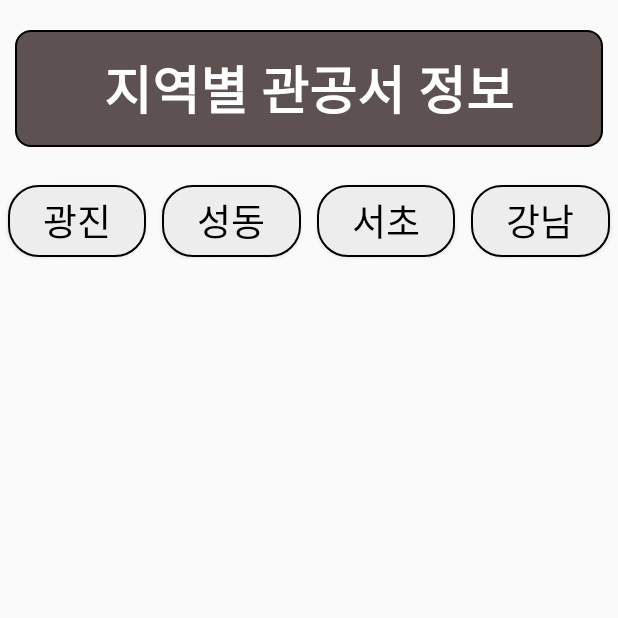
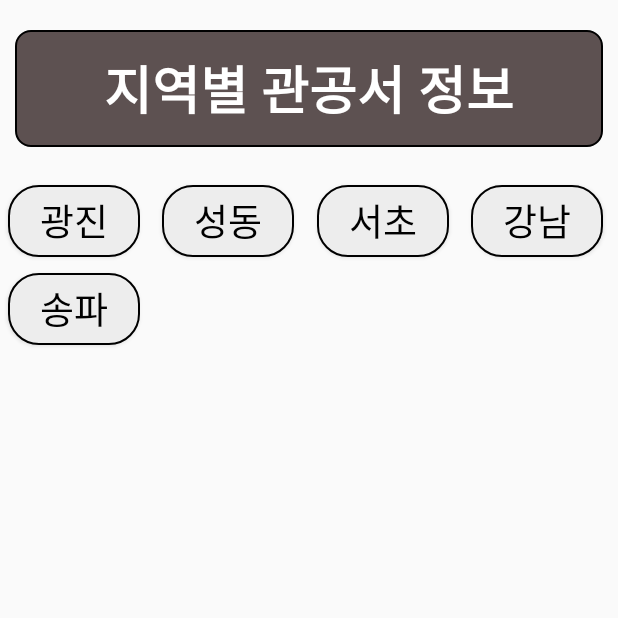
Before and after one commit to RobertHan96/SeoulGovOfficeInfo, an Android app: the OfficeLocationsActivity screen opened directly, with no data from a screen before it, on a phone screen of 412 x 824 dp, the top half of it. Run offline under Robolectric (Android 15) with nearby library versions, the phone set to English and light mode, and no system bars.

Commit message:
4th commit : 리사이클러뷰 커스텀 레이아웃 적용

```diff
--- a/app/build.gradle
+++ b/app/build.gradle
@@ -27,7 +27,7 @@ android {
 
 dependencies {
     //noinspection GradleCompatible
-    implementation 'com.android.support:recyclerview-v7:26.0.0'
+    implementation 'com.android.support:recyclerview-v7:28.0.0'
     implementation 'com.naver.maps:map-sdk:3.8.0'
     implementation fileTree(dir: 'libs', include: ['*.jar'])
     implementation "org.jetbrains.kotlin:kotlin-stdlib-jdk7:$kotlin_version"
--- a/app/src/main/java/com/studiohana/seoulgovofficeinfo/OfficeLocationsActivity.kt
+++ b/app/src/main/java/com/studiohana/seoulgovofficeinfo/OfficeLocationsActivity.kt
@@ -1,8 +1,11 @@
 package com.studiohana.seoulgovofficeinfo
 
 import android.os.Bundle
+import android.util.Log
+import android.widget.Toast
 import androidx.recyclerview.widget.GridLayoutManager
 import androidx.recyclerview.widget.LinearLayoutManager
+import androidx.recyclerview.widget.RecyclerView
 import com.studiohana.seoulgovofficeinfo.adapters.OfficeAdapters
 import com.studiohana.seoulgovofficeinfo.datas.Office
 import kotlinx.android.synthetic.main.activity_office_locations.*
@@ -31,19 +34,22 @@ class OfficeLocationsActivity : BaseActivity() {
         officeList.add(Office("강남", "02-450-1500","서울시 광진구 자양동", "www.naver.com", 37.5, 2.4))
         officeList.add(Office("송파", "02-450-1500","서울시 광진구 자양동", "www.naver.com", 37.5, 2.4))
 
-        mOfficeAdapter = OfficeAdapters(mContext, officeList)
+        mOfficeAdapter = OfficeAdapters(mContext, officeList) { office ->
+            Toast.makeText(mContext, "${office.name}구가 클릭됨", Toast.LENGTH_SHORT).show()
+        }
+
         officeRecyclerView.adapter = mOfficeAdapter
-        val lm = GridLayoutManager(mContext,4)
+        val lm = GridLayoutManager(mContext,4, RecyclerView.VERTICAL, false)
         officeRecyclerView.layoutManager = lm
         officeRecyclerView.setHasFixedSize(true)
 
-
+    }
 //        officeListsWeb.apply {
 //            settings.javaScriptEnabled = true
 //            webViewClient = WebViewClient()
 //        }
 //        officeListsWeb.loadUrl("https://www.google.com")
 
-    }
+
 
 }
--- a/app/src/main/java/com/studiohana/seoulgovofficeinfo/adapters/OfficeAdapters.kt
+++ b/app/src/main/java/com/studiohana/seoulgovofficeinfo/adapters/OfficeAdapters.kt
@@ -11,13 +11,11 @@ import com.studiohana.seoulgovofficeinfo.R
 import com.studiohana.seoulgovofficeinfo.datas.Office
 import com.studiohana.seoulgovofficeinfo.datas.OfficeTask
 
-class OfficeAdapters (context: Context, list : ArrayList<Office>) : RecyclerView.Adapter<OfficeAdapters.Holder>() {
-    val mContext = context
-    val mList = list
+class OfficeAdapters (val mContext: Context, val mList : ArrayList<Office>, val itemClick : (Office) -> Unit ) : RecyclerView.Adapter<OfficeAdapters.Holder>() {
 
     override fun onCreateViewHolder(parent: ViewGroup, viewType: Int): OfficeAdapters.Holder {
         val view = LayoutInflater.from(mContext).inflate(R.layout.office_name_item, parent, false)
-        return  Holder(view)
+        return  Holder(view, itemClick)
 
     }
 
@@ -29,13 +27,15 @@ class OfficeAdapters (context: Context, list : ArrayList<Office>) : RecyclerView
         holder?.bind(mList[position], mContext)
     }
 
-    inner class Holder(itemView: View?) : RecyclerView.ViewHolder(itemView!!) {
+    inner class Holder(itemView: View?, itemClick: (Office) -> Unit) : RecyclerView.ViewHolder(itemView!!) {
         val officeName = itemView?.findViewById<TextView>(R.id.officeNameText)
 
         fun bind (office: Office, context: Context) {
             if (officeName != null) {
                 officeName.text = office.name
             }
+
+            itemView.setOnClickListener { itemClick(office) }
         }
     }
 }
--- a/app/src/main/res/layout/office_name_item.xml
+++ b/app/src/main/res/layout/office_name_item.xml
@@ -1,13 +1,14 @@
 <?xml version="1.0" encoding="utf-8"?>
 <LinearLayout
-    xmlns:android="http://schemas.android.com/apk/res/android" android:layout_width="match_parent"
-    android:layout_height="match_parent">
+    xmlns:android="http://schemas.android.com/apk/res/android"
+    android:layout_width="wrap_content"
+    android:layout_height="wrap_content">
 
     <Button
         android:layout_margin="5dp"
         android:id="@+id/officeNameText"
         android:padding="5dp"
-        android:layout_width="match_parent"
+        android:layout_width="wrap_content"
         android:layout_height="wrap_content"
         android:text="강남구"
         android:textColor="#000000"
```
